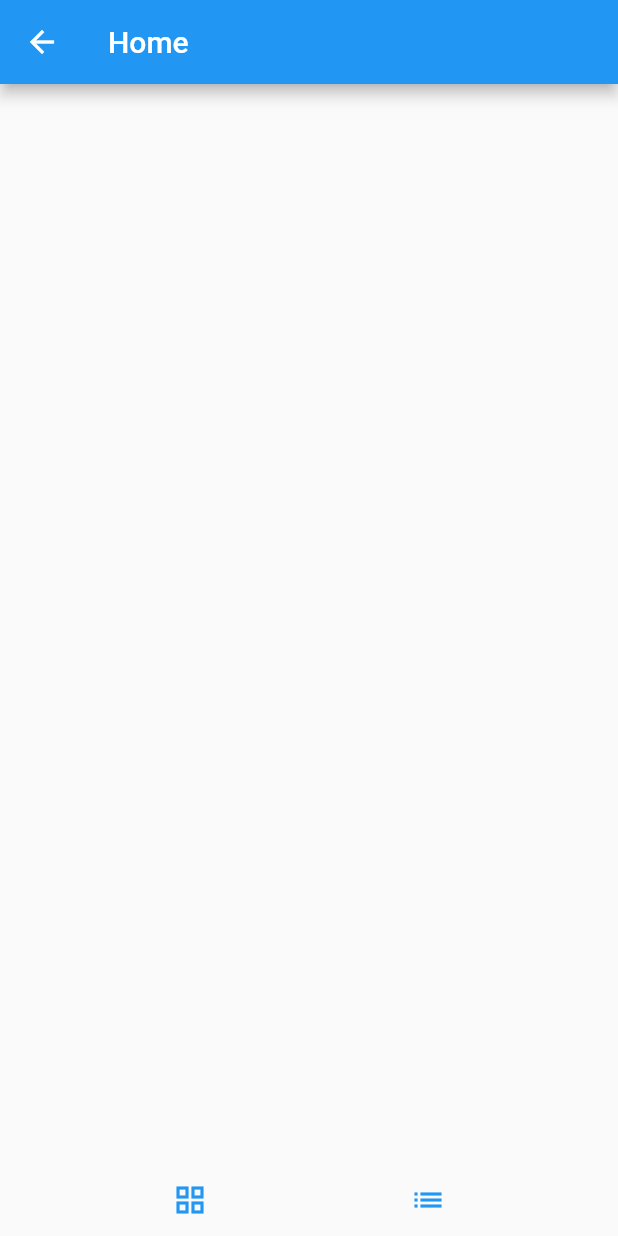
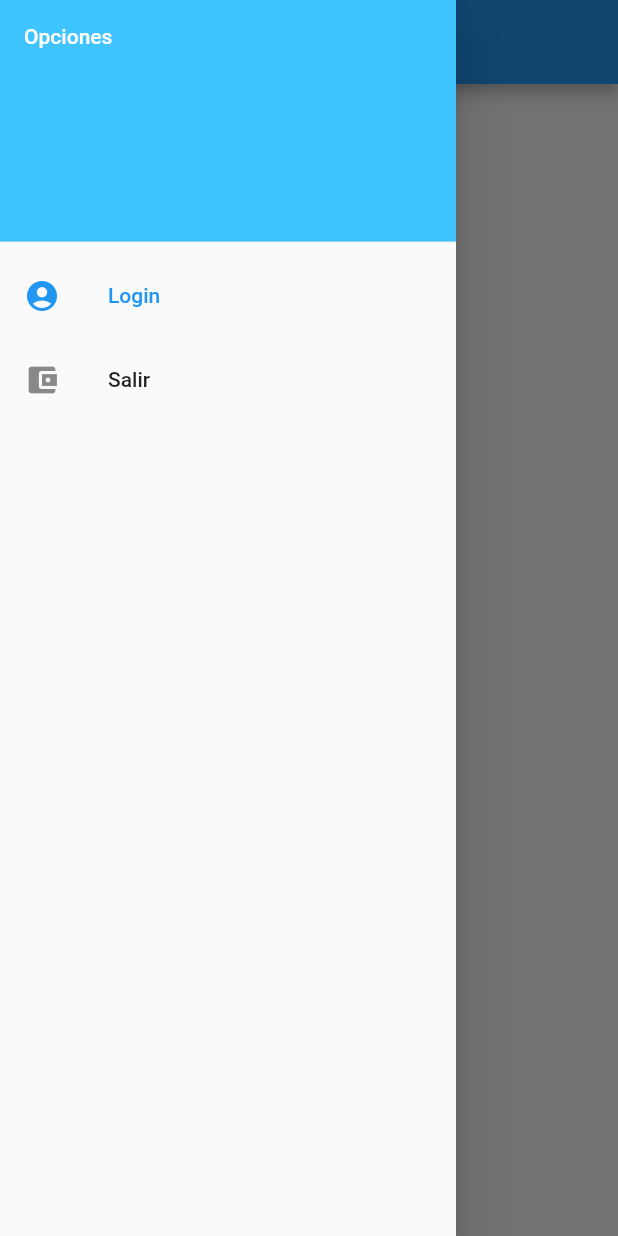
Before and after one commit to carlosgr1992/EjercicioFlutterDAM, a Flutter app: the HomeView screen opened by its route, with the side drawer open (before the commit the screen has no drawer), on a phone screen of 412 x 824 dp. Run offline on Flutter 3.47's test engine with Material 2 defaults, Android fonts, the phone set to English and light mode, and no system bars; our stand-ins replace cloud_firestore, firebase_auth, firebase_core; accounts and stored records are empty; generated files the repository leaves out were written again.

Commit message:
Añadida clase DrawerClass y aplicada al Home

```diff
--- /dev/null
+++ b/lib/custom/DrawerClass.dart
@@ -0,0 +1,46 @@
+import 'package:firebase_auth/firebase_auth.dart';
+import 'package:flutter/material.dart';
+
+class DrawerClass extends StatelessWidget{
+
+  Function(int indice)? onItemTap;
+
+  DrawerClass({Key? key,required this.onItemTap
+  }) : super(key: key);
+
+  @override
+  Widget build(BuildContext context) {
+    return Drawer(
+      child: ListView(
+        padding: EdgeInsets.zero,
+        children: [
+          const DrawerHeader(
+            decoration: BoxDecoration(
+              color: Colors.lightBlueAccent,
+            ),
+            child: Text("Opciones",
+                style: TextStyle(color: Colors.white),
+            ),
+          ),
+          ListTile(
+            leading: Icon(Icons.account_circle),
+            selectedColor: Colors.blue,
+            selected: true,
+            title: Text("Login"),
+            onTap: () {
+              onItemTap!(0);
+            },
+          ),
+          ListTile(
+            leading: Icon(Icons.account_balance_wallet),
+            title: Text("Salir"),
+            onTap: () {
+              onItemTap!(1);
+            },
+          ),
+        ],
+      ),
+    );
+  }
+
+}
```
Also changed, not shown: lib/Main/HomeView.dart (+21 -0 lines), 1 other file.
